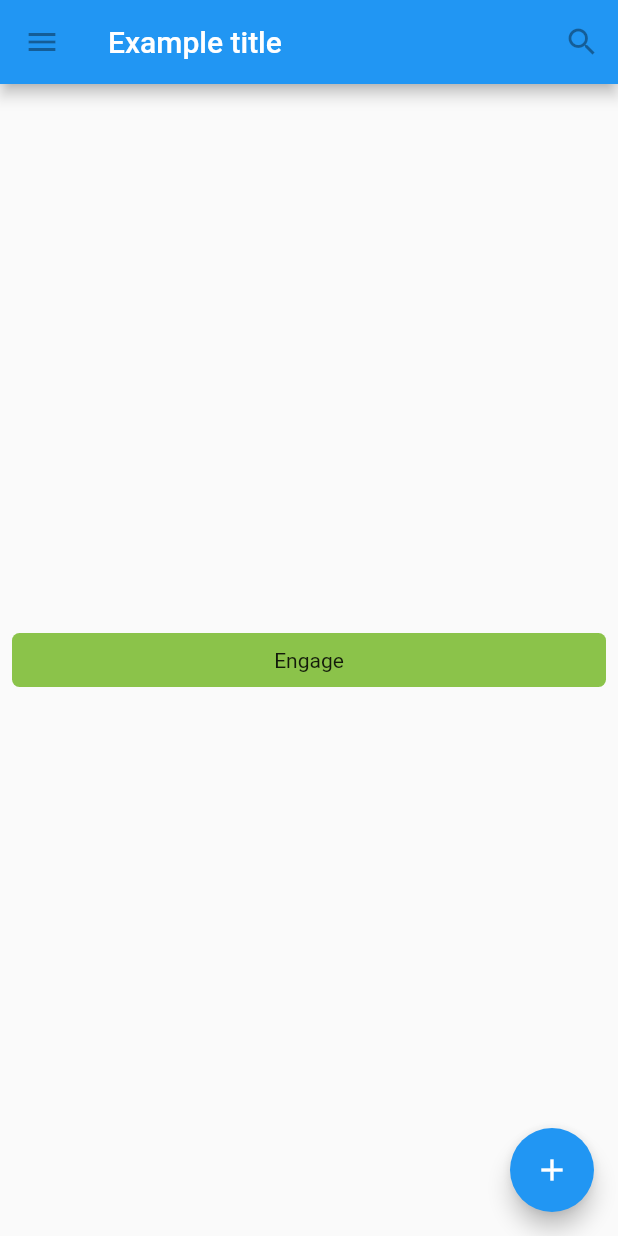
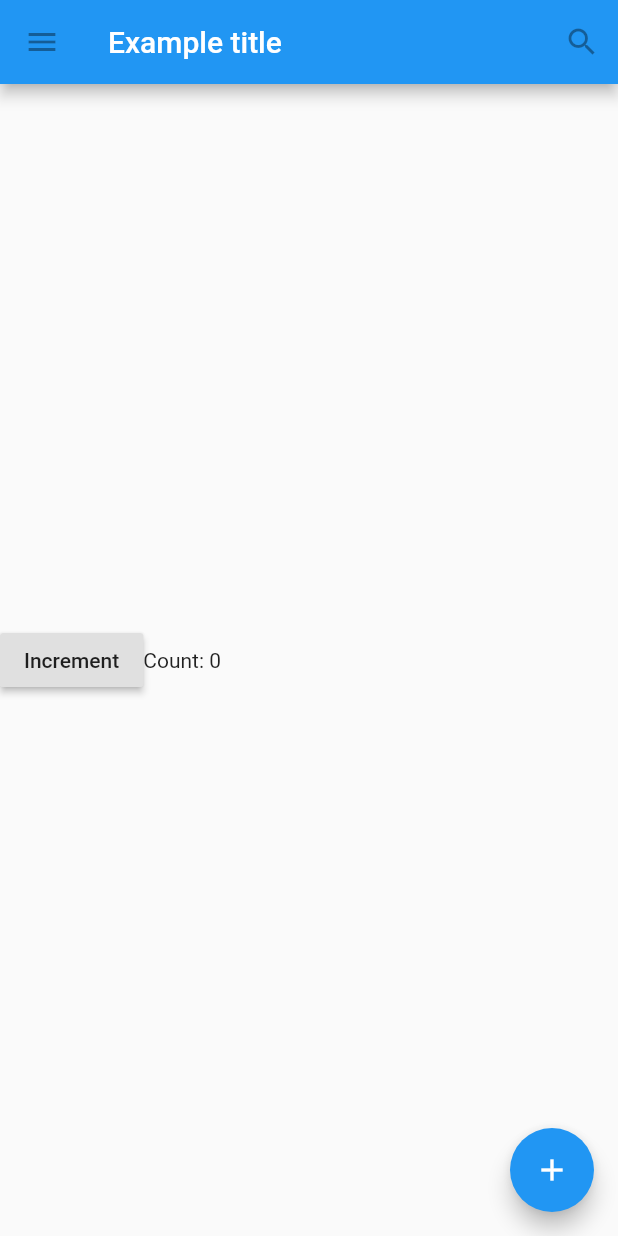
Before and after one commit to Mohamed-Konate/flutter_app_widgets, a Flutter app: the screen it shows after launch, on a phone screen of 412 x 824 dp. Run offline on Flutter 3.47's test engine with Material 2 defaults, Android fonts, the light colour scheme and no system bars.

Commit message:
Modification des widgets en réponse à une entrée

```diff
--- a/lib/main.dart
+++ b/lib/main.dart
@@ -29,7 +29,7 @@ class TutorialHome extends StatelessWidget {
       ),
       // body is the majority of the screen.
       body: Center(
-        child: MyButton(),
+        child: Counter(),
       ),
       floatingActionButton: FloatingActionButton(
         tooltip: 'Add', // used by assistive technologies
@@ -39,6 +39,7 @@ class TutorialHome extends StatelessWidget {
     );
   }
 }
+
 class MyButton extends StatelessWidget {
   @override
   Widget build(BuildContext context) {
@@ -61,3 +62,51 @@ class MyButton extends StatelessWidget {
     );
   }
 }
+
+class CounterDisplay extends StatelessWidget {
+  CounterDisplay({this.count});
+
+  final int count;
+
+  @override
+  Widget build(BuildContext context) {
+    return Text('Count: $count');
+  }
+}
+
+class CounterIncrementor extends StatelessWidget {
+  CounterIncrementor({this.onPressed});
+
+  final VoidCallback onPressed;
+
+  @override
+  Widget build(BuildContext context) {
+    return RaisedButton(
+      onPressed: onPressed,
+      child: Text('Increment'),
+    );
+  }
+}
+
+class Counter extends StatefulWidget {
+  @override
+  _CounterState createState() => _CounterState();
+}
+
+class _CounterState extends State<Counter> {
+  int _counter = 0;
+
+  void _increment() {
+    setState(() {
+      ++_counter;
+    });
+  }
+
+  @override
+  Widget build(BuildContext context) {
+    return Row(children: <Widget>[
+      CounterIncrementor(onPressed: _increment),
+      CounterDisplay(count: _counter),
+    ]);
+  }
+}
```
